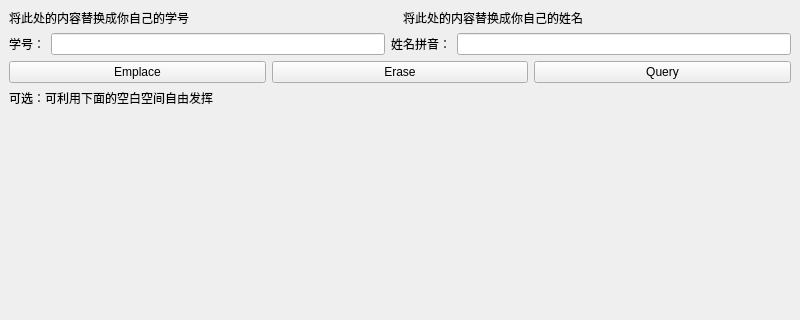
This is MainWindow.ui in ELaishere/exam as Qt 5 draws it before an edit; both pictures show x 0 to 800 and y 0 to 320 of the 800 by 600 pixel window. The edited form follows.
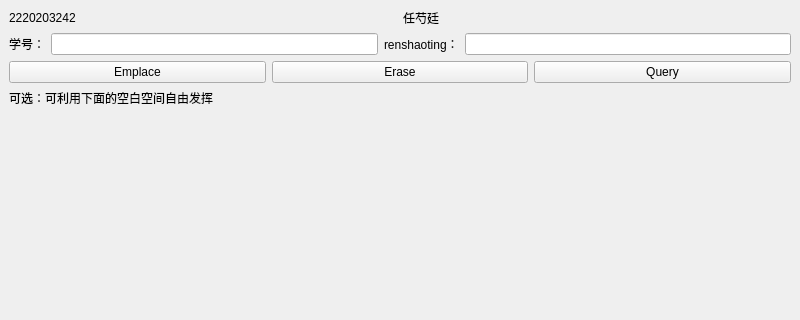
This is the edited form.

Commit message: frist revision

```diff
--- a/MainWindow.ui
+++ b/MainWindow.ui
@@ -20,14 +20,14 @@
       <item>
        <widget class="QLabel" name="txt_student_id">
         <property name="text">
-         <string>将此处的内容替换成你自己的学号</string>
+         <string>2220203242</string>
         </property>
        </widget>
       </item>
       <item>
        <widget class="QLabel" name="txt_student_name">
         <property name="text">
-         <string>将此处的内容替换成你自己的姓名</string>
+         <string>任芍廷</string>
         </property>
        </widget>
       </item>
@@ -48,7 +48,7 @@
       <item>
        <widget class="QLabel" name="txt_name">
         <property name="text">
-         <string>姓名拼音：</string>
+         <string>renshaoting：</string>
         </property>
        </widget>
       </item>
```
The commit also changes 1 other file.
